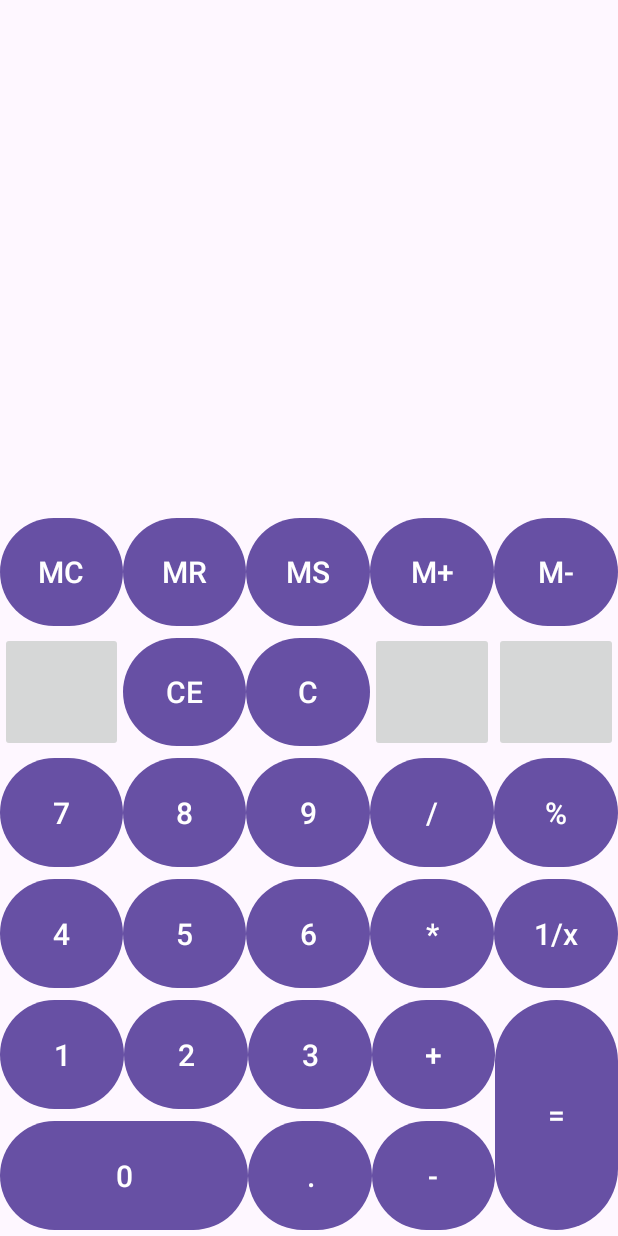
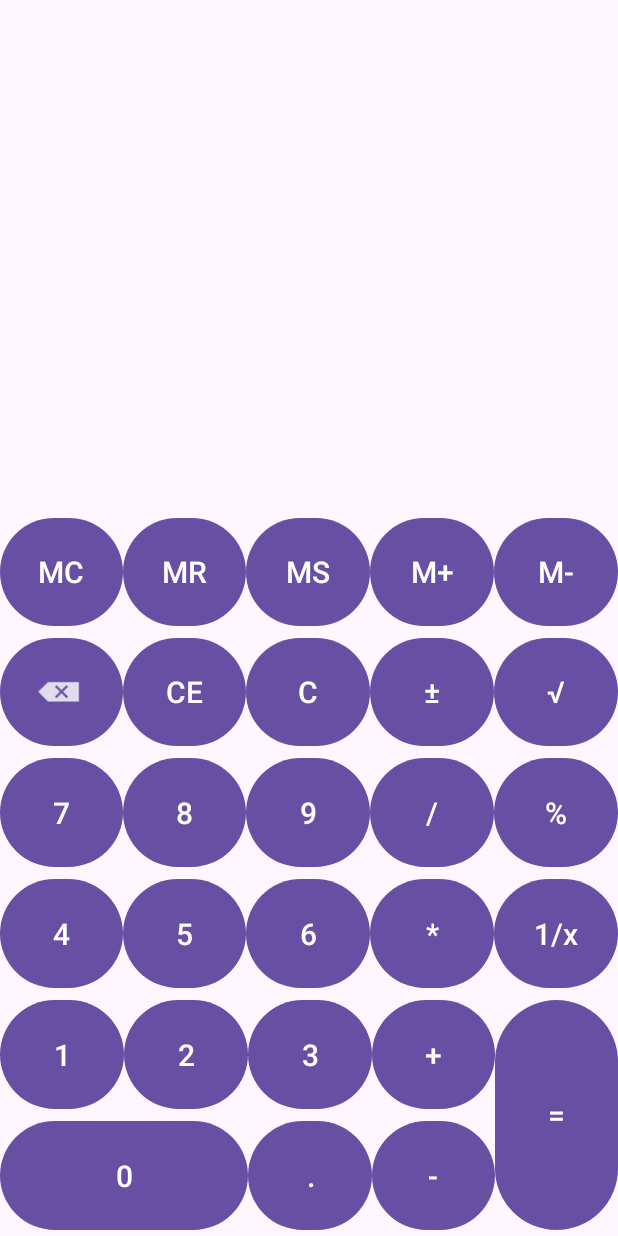
Before and after one commit to DoKaUni/MIPT-Praktikos-Darbas-3, an Android app: the screen it shows after launch (MainActivity), on a phone screen of 412 x 824 dp. Run offline under Robolectric (Android 15) with nearby library versions, the phone set to English and light mode, and no system bars.

Commit message:
Added temporary button click logic, changed 'back', 'plusMinus', 'squareRoot' ImageButtons to Buttons with text or icons

```diff
--- a/app/src/main/java/com/example/miptpraktikosdarbas3/MainActivity.java
+++ b/app/src/main/java/com/example/miptpraktikosdarbas3/MainActivity.java
@@ -11,12 +11,12 @@ import net.objecthunter.exp4j.ExpressionBuilder;
 
 import android.os.Bundle;
 
-public class MainActivity extends AppCompatActivity{
+public class MainActivity extends AppCompatActivity implements View.OnClickListener {
     double memoryResult;
     TextView calculatorText;
     Button buttonMC, buttonMR, buttonMS, buttonMPlus, buttonMMinus,
             buttonBack, buttonCE, buttonC, buttonPlusMinus, buttonSquareRoot,
-            buttonDivision, buttonPercentage, buttonMultiplication, buttonFraction, buttonAddition,
+            buttonDivision, buttonPercent, buttonMultiplication, buttonFraction, buttonAddition,
             buttonSubtraction, buttonDecimalPoint, buttonEquals, buttonN1, buttonN2,
             buttonN3, buttonN4, buttonN5, buttonN6, buttonN7, buttonN8, buttonN9, buttonN0;
 
@@ -24,6 +24,37 @@ public class MainActivity extends AppCompatActivity{
     protected void onCreate(Bundle savedInstanceState) {
         super.onCreate(savedInstanceState);
         setContentView(R.layout.activity_main);
+
+        calculatorText = findViewById(R.id.calculatorText);
+
+        assignButtonId(buttonMC, R.id.MC);
+        assignButtonId(buttonMR, R.id.MR);
+        assignButtonId(buttonMS, R.id.MS);
+        assignButtonId(buttonMPlus, R.id.MPlus);
+        assignButtonId(buttonMMinus, R.id.MMinus);
+        assignButtonId(buttonBack, R.id.back);
+        assignButtonId(buttonCE, R.id.CE);
+        assignButtonId(buttonC, R.id.C);
+        assignButtonId(buttonPlusMinus, R.id.plusMinus);
+        assignButtonId(buttonSquareRoot, R.id.squareRoot);
+        assignButtonId(buttonDivision, R.id.division);
+        assignButtonId(buttonPercent, R.id.percent);
+        assignButtonId(buttonMultiplication, R.id.multiplication);
+        assignButtonId(buttonFraction, R.id.fraction);
+        assignButtonId(buttonAddition, R.id.addition);
+        assignButtonId(buttonSubtraction, R.id.subtraction);
+        assignButtonId(buttonDecimalPoint, R.id.decimalPoint);
+        assignButtonId(buttonEquals, R.id.equals);
+        assignButtonId(buttonN1, R.id.n1);
+        assignButtonId(buttonN2, R.id.n2);
+        assignButtonId(buttonN3, R.id.n3);
+        assignButtonId(buttonN4, R.id.n4);
+        assignButtonId(buttonN5, R.id.n5);
+        assignButtonId(buttonN6, R.id.n6);
+        assignButtonId(buttonN7, R.id.n7);
+        assignButtonId(buttonN8, R.id.n8);
+        assignButtonId(buttonN9, R.id.n9);
+        assignButtonId(buttonN0, R.id.n0);
 
         String expressionString = "2 + 3 * 1/4"; // Example expression
 
@@ -38,4 +69,19 @@ public class MainActivity extends AppCompatActivity{
             e.printStackTrace();
         }
     }
+
+    void assignButtonId(Button button, int id){
+        button = findViewById(id);
+        button.setOnClickListener(this);
+    }
+
+    @Override
+    public void onClick(View view) {
+        Button button = (Button) view;
+        String buttonText = button.getText().toString();
+        String calcDataString = calculatorText.getText().toString();
+        calcDataString += buttonText;
+
+        calculatorText.setText(calcDataString);
+    }
 }
--- a/app/src/main/res/layout/activity_main.xml
+++ b/app/src/main/res/layout/activity_main.xml
@@ -1,5 +1,6 @@
 <?xml version="1.0" encoding="utf-8"?>
 <LinearLayout xmlns:android="http://schemas.android.com/apk/res/android"
+    xmlns:app="http://schemas.android.com/apk/res-auto"
     android:layout_width="match_parent"
     android:layout_height="match_parent"
     android:orientation="vertical">
@@ -66,11 +67,14 @@
         android:layout_weight="1"
         android:orientation="horizontal"
         android:weightSum="5">
-        <ImageButton
+
+        <Button
             android:id="@+id/back"
             android:layout_width="0dp"
             android:layout_height="match_parent"
-            android:layout_weight="1"/>
+            android:layout_weight="1"
+            app:icon="@android:drawable/ic_input_delete"
+            app:iconSize="30dp" />
         <Button
             android:id="@+id/CE"
             android:layout_width="0dp"
@@ -85,16 +89,20 @@
             android:layout_weight="1"
             android:text="@string/buttonC"
             android:textSize="20sp" />
-        <ImageButton
+        <Button
             android:id="@+id/plusMinus"
             android:layout_width="0dp"
             android:layout_height="match_parent"
-            android:layout_weight="1"/>
-        <ImageButton
+            android:layout_weight="1"
+            android:text="@string/buttonPlusMinus"
+            android:textSize="20dp"/>
+        <Button
             android:id="@+id/squareRoot"
             android:layout_width="0dp"
             android:layout_height="match_parent"
-            android:layout_weight="1"/>
+            android:layout_weight="1"
+            android:text="@string/buttonSquareRoot"
+            android:textSize="20dp"/>
     </LinearLayout>
     <LinearLayout
         android:layout_width="match_parent"
--- a/app/src/main/res/values/strings.xml
+++ b/app/src/main/res/values/strings.xml
@@ -7,6 +7,8 @@
     <string name="buttonMMINUS">M-</string>
     <string name="buttonCE">CE</string>
     <string name="buttonC">C</string>
+    <string name="buttonPlusMinus">±</string>
+    <string name="buttonSquareRoot">√</string>
     <string name="buttonDivision">/</string>
     <string name="buttonPercentage">%</string>
     <string name="buttonMultiplication">*</string>
```
